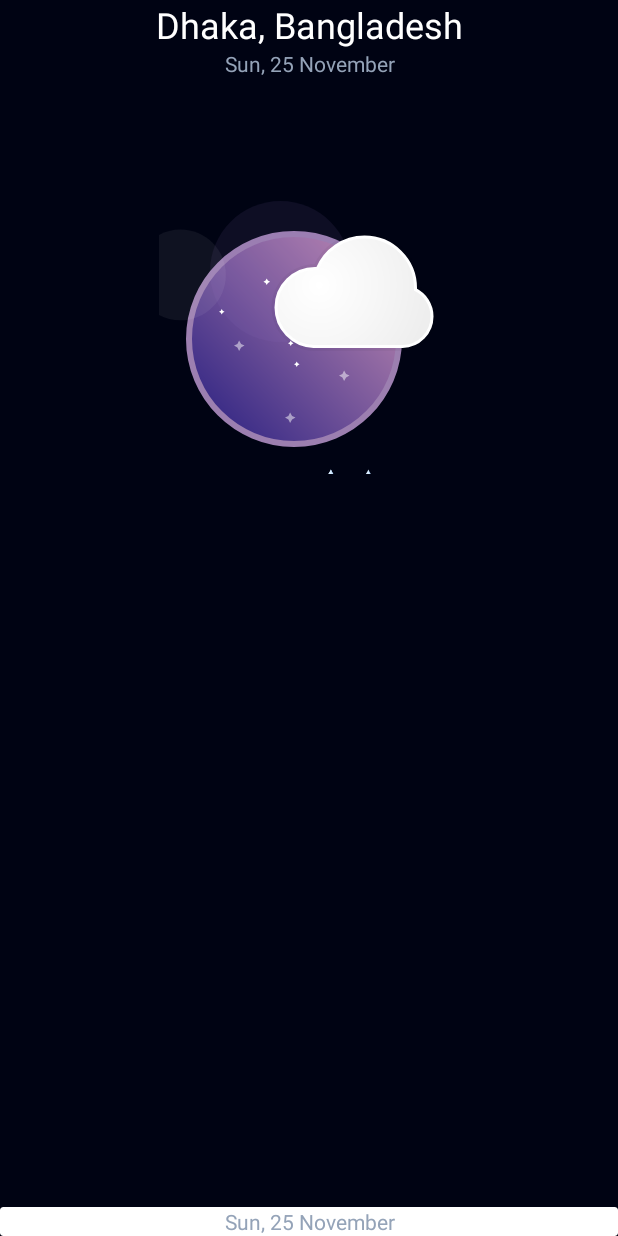
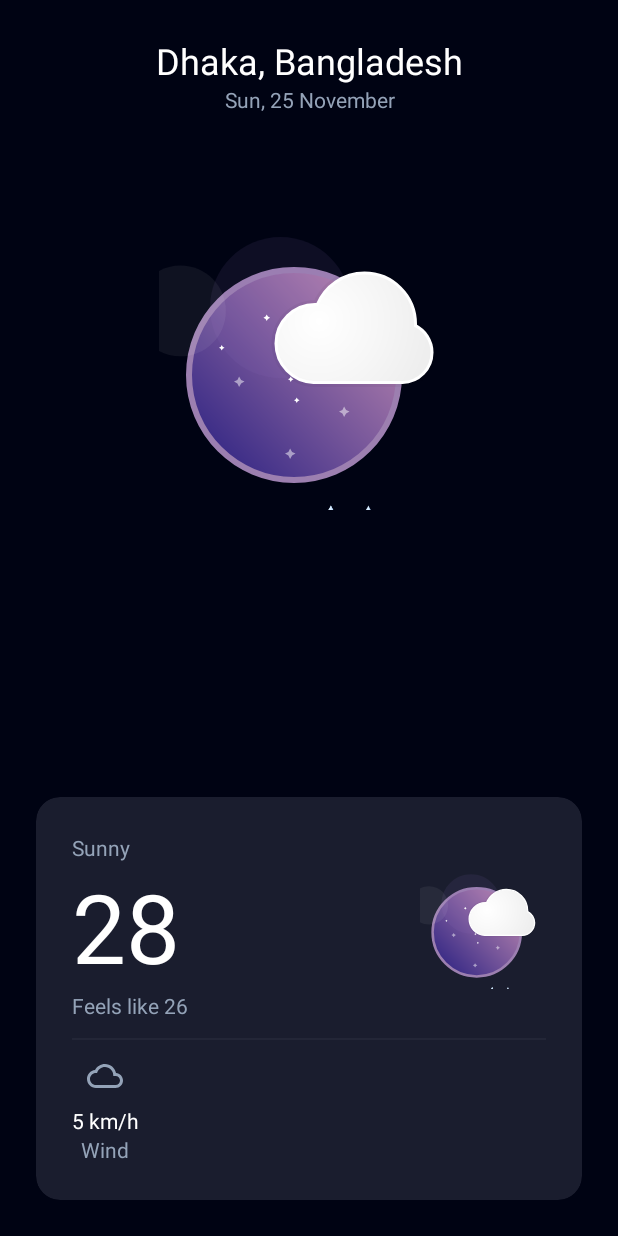
Before and after one commit to anupbhowmik/Weather-App-Workshop, an Android app: the screen it shows after launch (MainActivity), on a phone screen of 412 x 824 dp. Run offline under Robolectric (Android 15) with nearby library versions, the phone set to English and light mode, and no system bars; 1 statement that could not run was skipped.

```diff
--- a/app/src/main/AndroidManifest.xml
+++ b/app/src/main/AndroidManifest.xml
@@ -1,6 +1,8 @@
 <?xml version="1.0" encoding="utf-8"?>
 <manifest xmlns:android="http://schemas.android.com/apk/res/android"
     xmlns:tools="http://schemas.android.com/tools">
+
+    <uses-permission android:name="android.permission.INTERNET" />
 
     <application
         android:allowBackup="true"
--- a/app/src/main/java/com/example/weather_app_dev/MainActivity.java
+++ b/app/src/main/java/com/example/weather_app_dev/MainActivity.java
@@ -1,24 +1,74 @@
 package com.example.weather_app_dev;
 
+import static android.widget.Toast.makeText;
 import android.os.Bundle;
-
-import androidx.activity.EdgeToEdge;
+import android.widget.TextView;
+import android.widget.Toast;
 import androidx.appcompat.app.AppCompatActivity;
-import androidx.core.graphics.Insets;
-import androidx.core.view.ViewCompat;
-import androidx.core.view.WindowInsetsCompat;
+import androidx.swiperefreshlayout.widget.SwipeRefreshLayout;
+import com.example.weather_app_dev.model.WeatherData;
+import retrofit2.Call;
+import retrofit2.Callback;
+import retrofit2.Response;
 
 public class MainActivity extends AppCompatActivity {
+    private String API_KEY="1395bcc1916947dea8e80728242411";
+    private TextView tempText, windText;
+    private SwipeRefreshLayout swipeRefreshLayout;
 
     @Override
     protected void onCreate(Bundle savedInstanceState) {
         super.onCreate(savedInstanceState);
-        EdgeToEdge.enable(this);
         setContentView(R.layout.activity_main);
-        ViewCompat.setOnApplyWindowInsetsListener(findViewById(R.id.main), (v, insets) -> {
-            Insets systemBars = insets.getInsets(WindowInsetsCompat.Type.systemBars());
-            v.setPadding(systemBars.left, systemBars.top, systemBars.right, systemBars.bottom);
-            return insets;
+
+        initializeViews();
+        fetchWeatherData();
+
+        swipeRefreshLayout.setOnRefreshListener(() -> {
+            fetchWeatherData();
+            swipeRefreshLayout.setRefreshing(false);
         });
+
+    }
+
+    private void initializeViews() {
+        tempText = findViewById(R.id.tv_temp);
+        windText = findViewById(R.id.tv_wind);
+        swipeRefreshLayout = findViewById(R.id.swipe_refresh_layout);
+    }
+
+
+    private void fetchWeatherData() {
+
+        // You can replace "London" with any location or get it from user input
+        RetrofitClient.getInstance()
+                .getApiService()
+                .getCurrentWeather(API_KEY, "London")
+                .enqueue(new Callback<WeatherData>() {
+                    @Override
+                    public void onResponse(Call<WeatherData> call, Response<WeatherData> response) {
+
+                        if (response.isSuccessful() && response.body() != null) {
+                            WeatherData.Current current = response.body().current;
+                            updateUI(current);
+                        } else {
+                            showError("Error: " + response.code());
+                        }
+                    }
+
+                    @Override
+                    public void onFailure(Call<WeatherData> call, Throwable t) {
+                        showError("Network Error: " + t.getMessage());
+                    }
+                });
+    }
+
+    private void updateUI(WeatherData.Current current) {
+        tempText.setText(String.format("%.0f°C", current.tempC));
+        windText.setText(String.format("%.1f km/h", current.windKph));
+    }
+
+    private void showError(String message) {
+        makeText(this, "error", Toast.LENGTH_SHORT).show();
     }
 }
--- /dev/null
+++ b/app/src/main/java/com/example/weather_app_dev/RetrofitClient.java
@@ -0,0 +1,38 @@
+package com.example.weather_app_dev;
+
+import okhttp3.OkHttpClient;
+import okhttp3.logging.HttpLoggingInterceptor;
+import retrofit2.Retrofit;
+import retrofit2.converter.gson.GsonConverterFactory;
+
+public class RetrofitClient {
+    private static final String BASE_URL = "https://api.weatherapi.com/";
+    private static RetrofitClient instance;
+    private WeatherApiService apiService;
+
+    private RetrofitClient() {
+        OkHttpClient client = new OkHttpClient.Builder()
+                .addInterceptor(new HttpLoggingInterceptor()
+                        .setLevel(HttpLoggingInterceptor.Level.BODY))
+                .build();
+
+        Retrofit retrofit = new Retrofit.Builder()
+                .baseUrl(BASE_URL)
+                .client(client)
+                .addConverterFactory(GsonConverterFactory.create())
+                .build();
+
+        apiService = retrofit.create(WeatherApiService.class);
+    }
+
+    public static synchronized RetrofitClient getInstance() {
+        if (instance == null) {
+            instance = new RetrofitClient();
+        }
+        return instance;
+    }
+
+    public WeatherApiService getApiService() {
+        return apiService;
+    }
+}
--- /dev/null
+++ b/app/src/main/java/com/example/weather_app_dev/WeatherApiService.java
@@ -0,0 +1,15 @@
+package com.example.weather_app_dev;
+
+import com.example.weather_app_dev.model.WeatherData;
+
+import retrofit2.Call;
+import retrofit2.http.GET;
+import retrofit2.http.Query;
+
+public interface WeatherApiService {
+    @GET("v1/current.json")
+    Call<WeatherData> getCurrentWeather(
+            @Query("key") String apiKey,
+            @Query("q") String location
+    );
+}
--- /dev/null
+++ b/app/src/main/java/com/example/weather_app_dev/model/WeatherData.java
@@ -0,0 +1,21 @@
+package com.example.weather_app_dev.model;
+
+import com.google.gson.annotations.SerializedName;
+
+public class WeatherData {
+    public Current current;
+
+    public static class Current {
+        @SerializedName("temp_c")
+        public double tempC;
+
+        @SerializedName("wind_kph")
+        public double windKph;
+
+        @SerializedName("precip_mm")
+        public double precipMm;
+
+        @SerializedName("feelslike")
+        public  double feelslike;
+    }
+}
--- /dev/null
+++ b/app/src/main/res/drawable/ic_cloud.xml
@@ -0,0 +1,5 @@
+<vector xmlns:android="http://schemas.android.com/apk/res/android" android:height="24dp" android:tint="#000000" android:viewportHeight="24" android:viewportWidth="24" android:width="24dp">
+
+    <path android:fillColor="@android:color/white" android:pathData="M19.35,10.04C18.67,6.59 15.64,4 12,4 9.11,4 6.6,5.64 5.35,8.04 2.34,8.36 0,10.91 0,14c0,3.31 2.69,6 6,6h13c2.76,0 5,-2.24 5,-5 0,-2.64 -2.05,-4.78 -4.65,-4.96zM19,18H6c-2.21,0 -4,-1.79 -4,-4s1.79,-4 4,-4h0.71C7.37,7.69 9.48,6 12,6c3.04,0 5.5,2.46 5.5,5.5v0.5H19c1.66,0 3,1.34 3,3s-1.34,3 -3,3z"/>
+
+</vector>
--- /dev/null
+++ b/app/src/main/res/drawable/ic_sun_rain.xml
@@ -0,0 +1,5 @@
+<vector xmlns:android="http://schemas.android.com/apk/res/android" android:height="24dp" android:tint="#000000" android:viewportHeight="24" android:viewportWidth="24" android:width="24dp">
+
+    <path android:fillColor="@android:color/white" android:pathData="M13,5h-2V1h2V5zM1,11h4v2H1V11zM19,13v-2h4v2H19zM17.66,7.76l-1.41,-1.41l2.83,-2.83l1.41,1.41L17.66,7.76zM3.51,4.93l1.41,-1.41l2.83,2.83L6.34,7.76L3.51,4.93zM4.75,17c0,0.69 0.56,1.25 1.25,1.25S7.25,17.69 7.25,17S6.69,15.75 6,15.75S4.75,16.31 4.75,17zM16.75,17c0,0.69 0.56,1.25 1.25,1.25s1.25,-0.56 1.25,-1.25s-0.56,-1.25 -1.25,-1.25S16.75,16.31 16.75,17zM7.75,21c0,0.69 0.56,1.25 1.25,1.25s1.25,-0.56 1.25,-1.25S9.69,19.75 9,19.75S7.75,20.31 7.75,21zM10.75,17c0,0.69 0.56,1.25 1.25,1.25s1.25,-0.56 1.25,-1.25s-0.56,-1.25 -1.25,-1.25S10.75,16.31 10.75,17zM13.75,21c0,0.69 0.56,1.25 1.25,1.25s1.25,-0.56 1.25,-1.25s-0.56,-1.25 -1.25,-1.25S13.75,20.31 13.75,21zM17,13l0,-1c0,-2.76 -2.24,-5 -5,-5s-5,2.24 -5,5v1H17z"/>
+
+</vector>
--- a/app/src/main/res/layout/activity_main.xml
+++ b/app/src/main/res/layout/activity_main.xml
@@ -2,7 +2,7 @@
 <androidx.swiperefreshlayout.widget.SwipeRefreshLayout xmlns:android="http://schemas.android.com/apk/res/android"
     xmlns:tools="http://schemas.android.com/tools"
     xmlns:app="http://schemas.android.com/apk/res-auto"
-    android:id="@+id/swipe"
+    android:id="@+id/swipe_refresh_layout"
     android:layout_width="match_parent"
     android:layout_height="match_parent"
     tools:context=".MainActivity">
@@ -50,17 +50,97 @@
     <androidx.cardview.widget.CardView
         android:layout_width="match_parent"
         android:layout_height="wrap_content"
+        app:cardElevation="0dp"
+        app:cardCornerRadius="16dp"
+        app:cardBackgroundColor="@color/bgCard"
         android:layout_alignParentBottom="true"
         android:layout_marginTop="24dp">
-        <TextView
+
+        <LinearLayout
+            android:padding="24dp"
             android:layout_width="match_parent"
             android:layout_height="wrap_content"
-            android:gravity="center_horizontal"
-            android:textSize="14sp"
-            android:layout_below="@id/tv_location"
-            android:text="Sun, 25 November"
-            android:textColor="@color/paragraphSecondary"
-            />
+            android:orientation="vertical">
+
+            <RelativeLayout
+                android:layout_width="match_parent"
+                android:layout_height="wrap_content">
+
+                <LinearLayout
+                    android:layout_width="wrap_content"
+                    android:orientation="vertical"
+                    android:layout_height="wrap_content">
+                    <TextView
+                        android:layout_width="wrap_content"
+                        android:textColor="@color/paragraphSecondary"
+                        android:layout_height="wrap_content"
+                        android:text="Sunny"/>
+
+                    <TextView
+                        android:id="@+id/tv_temp"
+                        android:layout_width="wrap_content"
+                        android:layout_height="wrap_content"
+                        android:textColor="@color/white"
+                        android:textSize="64sp"
+                        android:text="28"/>
+
+                    <TextView
+                        android:layout_width="wrap_content"
+                        android:layout_height="wrap_content"
+                        android:textColor="@color/paragraphSecondary"
+                        android:text="Feels like 26"/>
+
+                </LinearLayout>
+
+                <com.airbnb.lottie.LottieAnimationView
+                    android:layout_width="84dp"
+                    android:layout_alignParentEnd="true"
+                    android:layout_height="84dp"
+                    app:lottie_rawRes="@raw/moon"
+                    android:layout_centerVertical="true"
+                    app:lottie_autoPlay="true"
+                    app:lottie_loop="true"/>
+
+            </RelativeLayout>
+
+            <com.google.android.material.divider.MaterialDivider
+                android:layout_width="match_parent"
+                android:layout_marginVertical="12dp"
+                app:dividerColor="#232637"
+                android:layout_height="1dp"/>
+
+            <LinearLayout
+                android:layout_width="wrap_content"
+                android:layout_height="wrap_content"
+                android:orientation="vertical">
+
+                <ImageView
+                    android:layout_width="24dp"
+                    android:layout_height="24dp"
+                    app:tint="@color/paragraphSecondary"
+                    android:layout_marginBottom="8dp"
+                    android:layout_gravity="center_horizontal"
+                    android:src="@drawable/ic_cloud"/>
+
+                <TextView
+                    android:id="@+id/tv_wind"
+                    android:layout_width="wrap_content"
+                    android:layout_height="wrap_content"
+                    android:textColor="@color/white"
+                    android:text="5 km/h"
+                    android:layout_gravity="center_horizontal" />
+
+                <TextView
+                    android:layout_width="wrap_content"
+                    android:layout_height="wrap_content"
+                    android:textColor="@color/paragraphSecondary"
+                    android:text="Wind"
+                    android:layout_gravity="center_horizontal" />
+
+
+            </LinearLayout>
+
+        </LinearLayout>
     </androidx.cardview.widget.CardView>
 
 
--- a/app/src/main/res/values/colors.xml
+++ b/app/src/main/res/values/colors.xml
@@ -4,4 +4,5 @@
     <color name="white">#FFFFFFFF</color>
     <color name="bg">#000313</color>
     <color name="paragraphSecondary">#94A3B8</color>
+    <color name="bgCard">#1A1D2E</color>
 </resources>
```
Also changed, not shown: app/build.gradle (+6 -3 lines), gradle/libs.versions.toml (+11 -0 lines), 2 other files.
